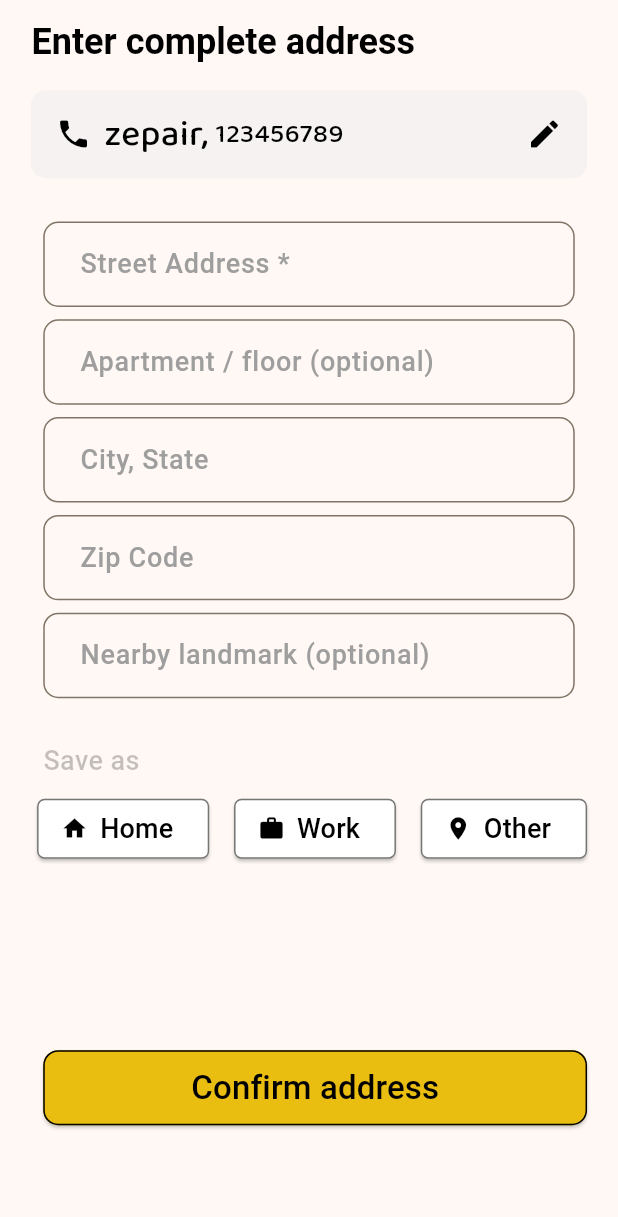
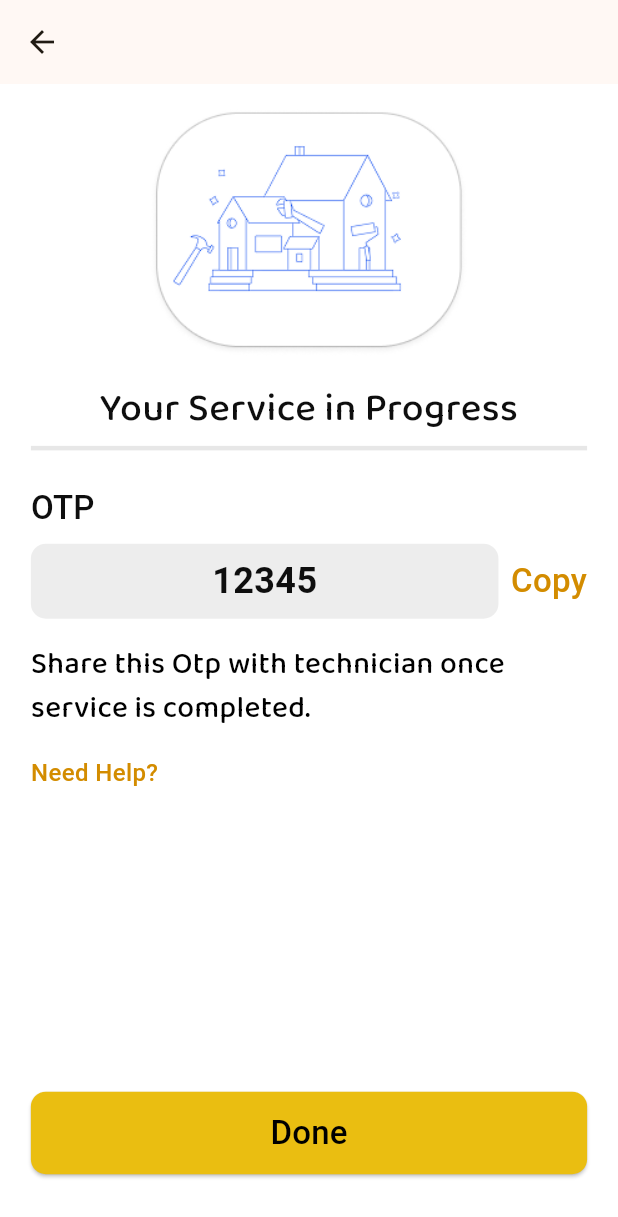
Before and after one commit to YesShubham01/zepair, a Flutter app: the screen it shows after launch, on a phone screen of 412 x 824 dp. Shown: the top 1217 px of the screen. Run offline on Flutter 3.47's test engine with Material 3 defaults, Android fonts, the phone set to English and light mode, and no system bars; our stand-ins replace gap, lottie, pinput; missing offline and left inert: disclosure; Roboto replaces fonts that are missing (SF-Pro).

Commit message:
sharing otp

```diff
--- a/analysis_options.yaml
+++ b/analysis_options.yaml
@@ -10,6 +10,7 @@
 analyzer:
   errors:
     depend_on_referenced_packages: ignore
+    must_be_immutable: ignore
 include: package:flutter_lints/flutter.yaml
 
 linter:
--- a/lib/main.dart
+++ b/lib/main.dart
@@ -1,8 +1,6 @@
 import 'package:flutter/material.dart';
-import 'package:zepair/modules/Home%20Pages/home_page.dart';
-import 'package:zepair/modules/Home%20Pages/home_screen.dart';
-import 'package:zepair/modules/Splash%20Page/splash_page.dart';
-import 'package:zepair/modules/complete_address/complete_address.dart';
+
+import 'package:zepair/modules/sharing_otp/sharing_otp.dart';
 import 'package:zepair/utils/constants/colors.dart';
 
 void main() {
@@ -25,7 +23,7 @@ class ZepairApp extends StatelessWidget {
       debugShowCheckedModeBanner: false,
 
       // call here the page you are working on.
-      home: const AddressForm(userName: "zepair", userPhone: "123456789"),
+      home: ServiceProgressPage(otp: "12345"),
     );
   }
 }
--- /dev/null
+++ b/lib/modules/sharing_otp/Support widget/image/image.dart
@@ -0,0 +1,22 @@
+import 'package:flutter/material.dart';
+
+class ImageWidget extends StatelessWidget {
+  final double height;
+  final double width;
+
+  const ImageWidget({super.key, required this.height, required this.width});
+
+  @override
+  Widget build(BuildContext context) {
+    return Container(
+      height: height,
+      width: width,
+      decoration: const BoxDecoration(
+        image: DecorationImage(
+          image: AssetImage("assets/images/otp_image.png"),
+          fit: BoxFit.contain,
+        ),
+      ),
+    );
+  }
+}
--- /dev/null
+++ b/lib/modules/sharing_otp/Support widget/otp bar/otp.dart
@@ -0,0 +1,28 @@
+import 'package:flutter/material.dart';
+import 'package:flutter/services.dart';
+
+import '../../../../utils/custom widgets/custom_text.dart';
+
+class OTPWidget extends StatelessWidget {
+  final String otp;
+  const OTPWidget({super.key, required this.otp});
+
+  @override
+  Widget build(BuildContext context) {
+    return Container(
+      width: double.infinity, // Ensures it takes full available width
+      padding: const EdgeInsets.symmetric(vertical: 8), // Adjust vertical padding
+      decoration: BoxDecoration(
+        color: Color.fromARGB(120, 217, 217, 217),
+        borderRadius: BorderRadius.circular(10),
+      ),
+      alignment: Alignment.center, // Ensures text is centered
+      child: CustomText(
+        text: otp,
+        size: 24,
+        weight: FontWeight.bold,
+
+      ),
+    );
+  }
+}
--- /dev/null
+++ b/lib/modules/sharing_otp/sharing_otp.dart
@@ -0,0 +1,130 @@
+import 'package:flutter/material.dart';
+import 'package:flutter/services.dart';
+import 'package:zepair/utils/constants/colors.dart';
+import '../../utils/custom widgets/custom_button.dart';
+import '../../utils/custom widgets/custom_text.dart';
+
+import 'Support widget/image/image.dart';
+import 'Support widget/otp bar/otp.dart';
+
+
+class ServiceProgressPage extends StatelessWidget {
+  final String otp;
+
+  const ServiceProgressPage({super.key, required this.otp});
+
+  @override
+  Widget build(BuildContext context) {
+    Size size = MediaQuery.of(context).size;
+    double w = size.width;
+    double h = size.height;
+
+    return Scaffold(
+      backgroundColor: Color.fromARGB(255, 255, 255, 255),
+      appBar: AppBar(
+        leading: IconButton(
+          icon: const Icon(Icons.arrow_back),
+          onPressed: () => Navigator.pop(context),
+        ),
+        elevation: 0,
+      ),
+      body: Padding(
+        padding: EdgeInsets.symmetric(horizontal: w * 0.05),
+        child: Column(
+          crossAxisAlignment: CrossAxisAlignment.start,
+          children: [
+            SizedBox(height: h * 0.02),
+
+            // Centered Image & Title
+            Center(
+              child: Column(
+                children: [
+                  ImageWidget(height: h * 0.2, width: 1.5* w),
+                  SizedBox(height: h * 0.02),
+                  const CustomText(
+                    text: "Your Service in Progress",
+                    size: 26,
+                    fontFamily: FontType.balooBhai2,
+
+                    alignment: TextAlign.center,
+                  ),
+                ],
+              ),
+            ),
+
+            const Divider(
+              color: Color.fromARGB(100, 195, 195, 195),
+              thickness: 3,
+            ),
+            SizedBox(height: h * 0.02),
+
+            // OTP Section
+            const CustomText(
+              text: "OTP",
+              size: 22,
+              fontFamily: FontType.sfPro,
+
+            ),
+            SizedBox(height: h * 0.01),
+
+            // OTP Widget with Copy Button Outside
+            Row(
+              children: [
+                Expanded(
+                  child: OTPWidget(otp: otp),
+                ),
+                SizedBox(width: w * 0.02),
+                GestureDetector(
+                  onTap: () {
+                    Clipboard.setData(ClipboardData(text: otp));
+                    ScaffoldMessenger.of(context).showSnackBar(
+                      const SnackBar(content: Text("OTP Copied!")),
+                    );
+                  },
+                  child: const CustomText(
+                    text: "Copy",
+                    size: 22,
+                    fontFamily: FontType.sfPro,
+
+                    color:CustomColors.primary,
+                  ),
+                ),
+              ],
+            ),
+
+            SizedBox(height: h * 0.02),
+            const CustomText(
+              text: "Share this Otp with technician once service is completed.",
+              size: 20,
+              alignment: TextAlign.start,
+              color: Colors.black,
+              fontFamily: FontType.balooBhai2,
+            ),
+            SizedBox(height: h * 0.02),
+
+            GestureDetector(
+              onTap: () {},
+              child: const CustomText(
+                text: "Need Help?",
+                size: 16,
+                fontFamily: FontType.sfPro,
+                color: CustomColors.primary,
+
+              ),
+            ),
+
+            const Spacer(),
+
+            CustomButton(
+
+              text: "Done",
+              onPressed: () {}, // Action here
+            ),
+
+            SizedBox(height: h * 0.05),
+          ],
+        ),
+      ),
+    );
+  }
+}
--- a/lib/utils/custom widgets/custom_appbar.dart
+++ b/lib/utils/custom widgets/custom_appbar.dart
@@ -9,6 +9,7 @@ class CustomAppBar extends StatelessWidget implements PreferredSizeWidget {
 
   @override
   Widget build(BuildContext context) {
+
     return AppBar(
       title: Row(
         children: [
--- /dev/null
+++ b/lib/utils/custom widgets/custom_button.dart
@@ -0,0 +1,36 @@
+import 'package:flutter/material.dart';
+
+import 'custom_text.dart';
+
+class CustomButton extends StatelessWidget {
+  final String text;
+  final VoidCallback onPressed;
+
+  const CustomButton({super.key, required this.text, required this.onPressed});
+
+  @override
+  Widget build(BuildContext context) {
+    return SizedBox(
+      width: double.infinity,
+      child: ElevatedButton(
+        style: ElevatedButton.styleFrom(
+
+
+          backgroundColor: Color.fromARGB( 255,234, 190, 17),
+          shape: RoundedRectangleBorder(borderRadius: BorderRadius.circular(10)),
+          padding: const EdgeInsets.symmetric(vertical: 12),
+        ),
+        onPressed: onPressed,
+        child: CustomText(
+          alignment: TextAlign.center,
+
+          text: text,
+          size: 22,
+          color: Colors.black,
+          fontFamily: FontType.sfPro,
+
+        ),
+      ),
+    );
+  }
+}
```
Also changed, not shown: assets/images/otp_image.png (added).
